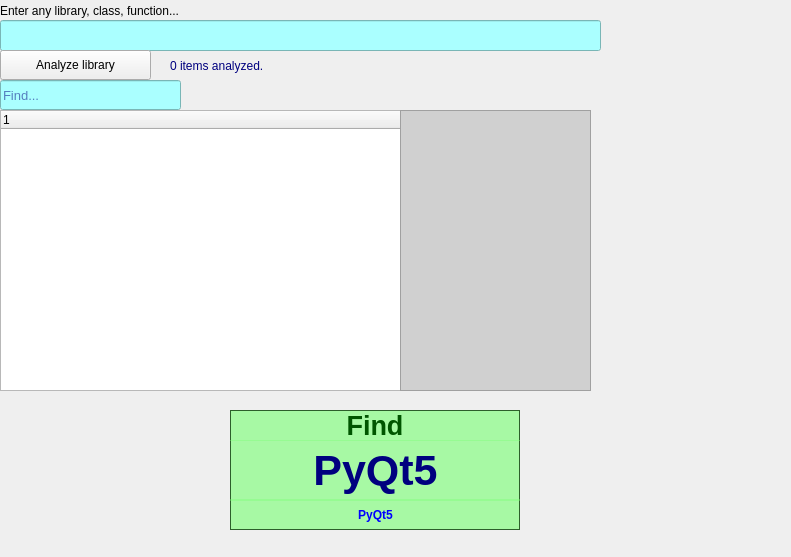
The window that main.ui (dsoftn/PythonLibraryTool) describes before a commit, drawn with Qt 5.
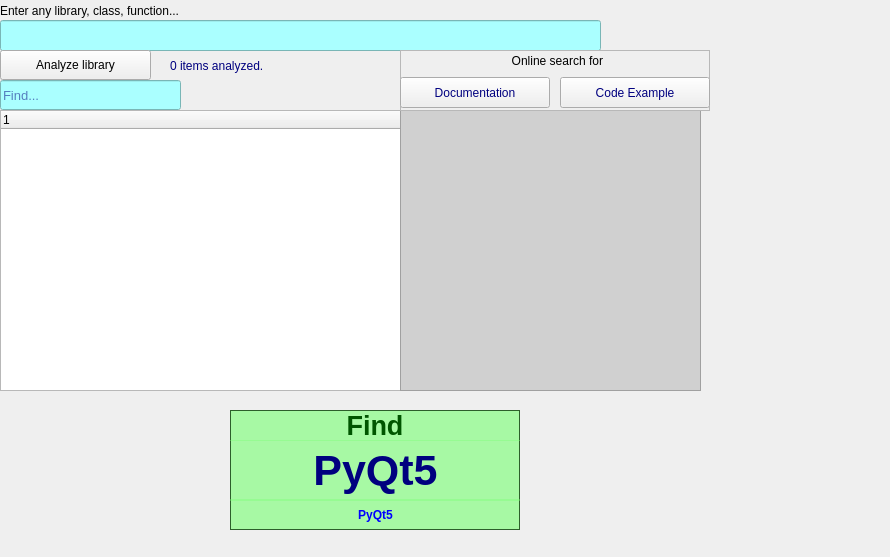
The same window after the commit. Icons and pictures are not drawn.

Commit message: Added TxtBoxPrinter class, and Roboto Mono font.

```diff
--- a/main.ui
+++ b/main.ui
@@ -6,7 +6,7 @@
    <rect>
     <x>0</x>
     <y>0</y>
-    <width>791</width>
+    <width>890</width>
     <height>557</height>
    </rect>
   </property>
@@ -145,7 +145,7 @@
      <rect>
       <x>400</x>
       <y>110</y>
-      <width>191</width>
+      <width>301</width>
       <height>281</height>
      </rect>
     </property>
@@ -388,6 +388,221 @@
      </property>
     </widget>
    </widget>
+   <widget class="QFrame" name="frm_net">
+    <property name="geometry">
+     <rect>
+      <x>400</x>
+      <y>50</y>
+      <width>310</width>
+      <height>61</height>
+     </rect>
+    </property>
+    <property name="frameShape">
+     <enum>QFrame::StyledPanel</enum>
+    </property>
+    <property name="frameShadow">
+     <enum>QFrame::Raised</enum>
+    </property>
+    <widget class="QLabel" name="lbl_net_caption">
+     <property name="geometry">
+      <rect>
+       <x>4</x>
+       <y>0</y>
+       <width>310</width>
+       <height>21</height>
+      </rect>
+     </property>
+     <property name="palette">
+      <palette>
+       <active>
+        <colorrole role="WindowText">
+         <brush brushstyle="SolidPattern">
+          <color alpha="255">
+           <red>0</red>
+           <green>0</green>
+           <blue>0</blue>
+          </color>
+         </brush>
+        </colorrole>
+       </active>
+       <inactive>
+        <colorrole role="WindowText">
+         <brush brushstyle="SolidPattern">
+          <color alpha="255">
+           <red>0</red>
+           <green>0</green>
+           <blue>0</blue>
+          </color>
+         </brush>
+        </colorrole>
+       </inactive>
+       <disabled>
+        <colorrole role="WindowText">
+         <brush brushstyle="SolidPattern">
+          <color alpha="255">
+           <red>120</red>
+           <green>120</green>
+           <blue>120</blue>
+          </color>
+         </brush>
+        </colorrole>
+       </disabled>
+      </palette>
+     </property>
+     <property name="text">
+      <string>Online search for </string>
+     </property>
+     <property name="alignment">
+      <set>Qt::AlignCenter</set>
+     </property>
+    </widget>
+    <widget class="QPushButton" name="btn_net_doc">
+     <property name="geometry">
+      <rect>
+       <x>0</x>
+       <y>27</y>
+       <width>150</width>
+       <height>31</height>
+      </rect>
+     </property>
+     <property name="styleSheet">
+      <string notr="true">color: rgb(0, 0, 127);</string>
+     </property>
+     <property name="text">
+      <string>Documentation</string>
+     </property>
+     <property name="icon">
+      <iconset>
+       <normaloff>img/documentation.png</normaloff>img/documentation.png</iconset>
+     </property>
+     <property name="iconSize">
+      <size>
+       <width>26</width>
+       <height>26</height>
+      </size>
+     </property>
+    </widget>
+    <widget class="QPushButton" name="btn_net_code">
+     <property name="geometry">
+      <rect>
+       <x>160</x>
+       <y>27</y>
+       <width>150</width>
+       <height>31</height>
+      </rect>
+     </property>
+     <property name="styleSheet">
+      <string notr="true">color: rgb(0, 0, 127);</string>
+     </property>
+     <property name="text">
+      <string>Code Example</string>
+     </property>
+     <property name="icon">
+      <iconset>
+       <normaloff>img/code_example.png</normaloff>img/code_example.png</iconset>
+     </property>
+     <property name="iconSize">
+      <size>
+       <width>26</width>
+       <height>26</height>
+      </size>
+     </property>
+    </widget>
+   </widget>
+   <widget class="QFrame" name="frm_navigation">
+    <property name="geometry">
+     <rect>
+      <x>720</x>
+      <y>50</y>
+      <width>171</width>
+      <height>61</height>
+     </rect>
+    </property>
+    <property name="frameShape">
+     <enum>QFrame::NoFrame</enum>
+    </property>
+    <property name="frameShadow">
+     <enum>QFrame::Raised</enum>
+    </property>
+    <widget class="QPushButton" name="btn_nav_left">
+     <property name="geometry">
+      <rect>
+       <x>0</x>
+       <y>10</y>
+       <width>51</width>
+       <height>51</height>
+      </rect>
+     </property>
+     <property name="text">
+      <string/>
+     </property>
+     <property name="icon">
+      <iconset>
+       <normaloff>img/nav_left.png</normaloff>img/nav_left.png</iconset>
+     </property>
+     <property name="iconSize">
+      <size>
+       <width>50</width>
+       <height>50</height>
+      </size>
+     </property>
+     <property name="flat">
+      <bool>true</bool>
+     </property>
+    </widget>
+    <widget class="QPushButton" name="btn_nav_right">
+     <property name="geometry">
+      <rect>
+       <x>50</x>
+       <y>10</y>
+       <width>51</width>
+       <height>51</height>
+      </rect>
+     </property>
+     <property name="text">
+      <string/>
+     </property>
+     <property name="icon">
+      <iconset>
+       <normaloff>img/nav_right.png</normaloff>img/nav_right.png</iconset>
+     </property>
+     <property name="iconSize">
+      <size>
+       <width>50</width>
+       <height>50</height>
+      </size>
+     </property>
+     <property name="flat">
+      <bool>true</bool>
+     </property>
+    </widget>
+    <widget class="QPushButton" name="btn_nav_end">
+     <property name="geometry">
+      <rect>
+       <x>110</x>
+       <y>10</y>
+       <width>51</width>
+       <height>51</height>
+      </rect>
+     </property>
+     <property name="text">
+      <string/>
+     </property>
+     <property name="icon">
+      <iconset>
+       <normaloff>img/nav_end.png</normaloff>img/nav_end.png</iconset>
+     </property>
+     <property name="iconSize">
+      <size>
+       <width>40</width>
+       <height>40</height>
+      </size>
+     </property>
+     <property name="flat">
+      <bool>true</bool>
+     </property>
+    </widget>
+   </widget>
    <zorder>lbl_lib</zorder>
    <zorder>txt_lib</zorder>
    <zorder>tree_lib</zorder>
@@ -397,6 +612,8 @@
    <zorder>btn_analyze</zorder>
    <zorder>lbl_items_analyzed</zorder>
    <zorder>frm_find</zorder>
+   <zorder>frm_net</zorder>
+   <zorder>frm_navigation</zorder>
   </widget>
  </widget>
  <tabstops>
```
The commit also changes 3 other files.
